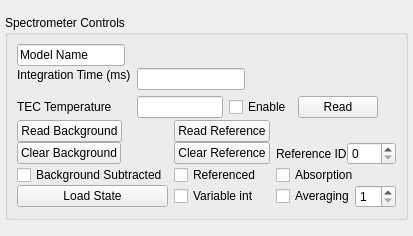
This is nplab/instrument/spectrometer/ocean_optics_controls.ui in nanophotonics/nplab as Qt 5 draws it before an edit. The edited form follows.
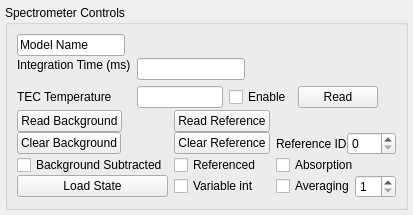
This is the edited form.

Diff of the .ui file:
```diff
--- a/nplab/instrument/spectrometer/ocean_optics_controls.ui
+++ b/nplab/instrument/spectrometer/ocean_optics_controls.ui
@@ -6,8 +6,8 @@
    <rect>
     <x>0</x>
     <y>0</y>
-    <width>373</width>
-    <height>236</height>
+    <width>387</width>
+    <height>212</height>
    </rect>
   </property>
   <property name="sizePolicy">
```
Left out of the diff: 97 changed lines with no effect on the pictures.
